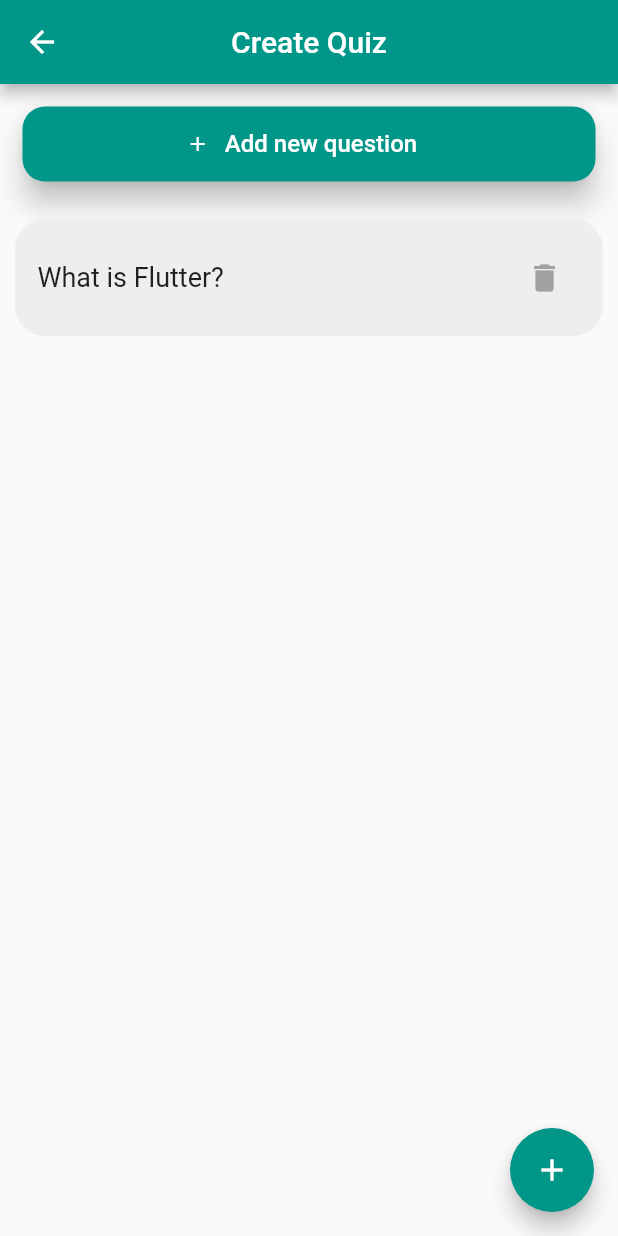
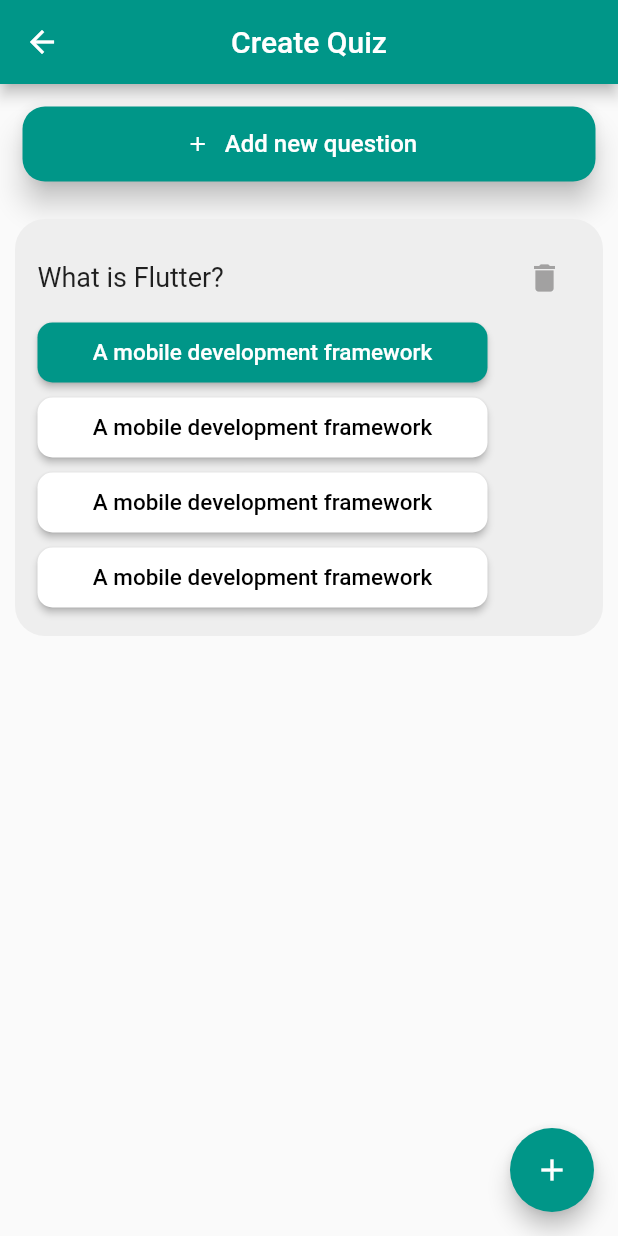
Before and after one commit to mohammedalqarra/second_app, a Flutter app: the screen it shows after launch, on a phone screen of 412 x 824 dp. Run offline on Flutter 3.47's test engine with Material 2 defaults, Android fonts, the phone set to English and light mode, and no system bars.

Commit message:
init:commit add stack and column

```diff
--- a/lib/CreateQuiz.dart
+++ b/lib/CreateQuiz.dart
@@ -59,7 +59,6 @@ class _CreateQuizState extends State<CreateQuiz> {
                       SizedBox(width: 10),
                     ],
                   ),
-
                   style: ElevatedButton.styleFrom(
                       backgroundColor: Colors.teal,
                       minimumSize: Size(600, 50),
@@ -68,18 +67,18 @@ class _CreateQuizState extends State<CreateQuiz> {
                           borderRadius: BorderRadius.circular(15))),
                 ),
               ),
-              Stack(
-                children: [
               Container(
-                    margin: const EdgeInsets.symmetric(
-                        horizontal: 10, vertical: 10),
-                    padding: const EdgeInsets.symmetric(
-                        horizontal: 15, vertical: 15),
+                margin:
+                    const EdgeInsets.symmetric(horizontal: 10, vertical: 10),
+                padding:
+                    const EdgeInsets.symmetric(horizontal: 15, vertical: 15),
                 decoration: BoxDecoration(
                   color: Colors.grey[200],
                   borderRadius: BorderRadius.circular(20),
                 ),
-                    child: Row(
+                child: Stack(
+                  children: [
+                    Row(
                       children: [
                         const Expanded(
                           child: Text(
@@ -166,13 +165,99 @@ class _CreateQuizState extends State<CreateQuiz> {
                         ),
                       ],
                     ),
-
+                    Column(
+                      children: [
+                        Container(
+                          child: ElevatedButton(
+                            onPressed: () {},
+                            child: Text(
+                              "A mobile development framework",
+                              style: TextStyle(
+                                fontSize: 15,
+                              ),
+                            ),
+                            style: ElevatedButton.styleFrom(
+                                backgroundColor: Colors.teal,
+                                fixedSize: Size(300, 40),
+                                shape: RoundedRectangleBorder(
+                                    borderRadius: BorderRadius.circular(10))),
+                          ),
+                          padding: EdgeInsets.symmetric(
+                            vertical: 50,
+                          ),
                         ),
                       ],
                     ),
+                    Column(
+                      children: [
+                        Container(
+                            child: ElevatedButton(
+                              onPressed: () {},
+                              child: Text(
+                                "A mobile development framework",
+                                style: TextStyle(
+                                  fontSize: 15,
+                                  color: Colors.black,
+                                ),
+                              ),
+                              style: ElevatedButton.styleFrom(
+                                  backgroundColor: Colors.white,
+                                  fixedSize: Size(300, 40),
+                                  shape: RoundedRectangleBorder(
+                                      borderRadius: BorderRadius.circular(10))),
+                            ),
+                            padding: EdgeInsets.only(top: 100)),
+                      ],
+                    ),
+                    Column(
+                      children: [
+                        Container(
+                            child: ElevatedButton(
+                              onPressed: () {},
+                              child: Text(
+                                "A mobile development framework",
+                                style: TextStyle(
+                                  fontSize: 15,
+                                  color: Colors.black,
+                                ),
+                              ),
+                              style: ElevatedButton.styleFrom(
+                                  backgroundColor: Colors.white,
+                                  fixedSize: Size(300, 40),
+                                  shape: RoundedRectangleBorder(
+                                      borderRadius: BorderRadius.circular(10))),
+                            ),
+                            padding: EdgeInsets.only(top: 150)),
+                      ],
+                    ),
+                    Column(
+                      children: [
+                        Container(
+                            child: ElevatedButton(
+                              onPressed: () {},
+                              child: Text(
+                                "A mobile development framework",
+                                style: TextStyle(
+                                  fontSize: 15,
+                                  color: Colors.black,
+                                ),
+                              ),
+                              style: ElevatedButton.styleFrom(
+                                  backgroundColor: Colors.white,
+                                  fixedSize: Size(300, 40),
+                                  shape: RoundedRectangleBorder(
+                                      borderRadius: BorderRadius.circular(10))),
+                            ),
+                            padding: EdgeInsets.only(top: 200)),
+                      ],
+                    )
                   ],
                 ),
 
+              ),
+
+            ],
+          ),
         ),
       ),
       floatingActionButton: FloatingActionButton(
```
Lines whose indentation alone changed are shown as unchanged.
